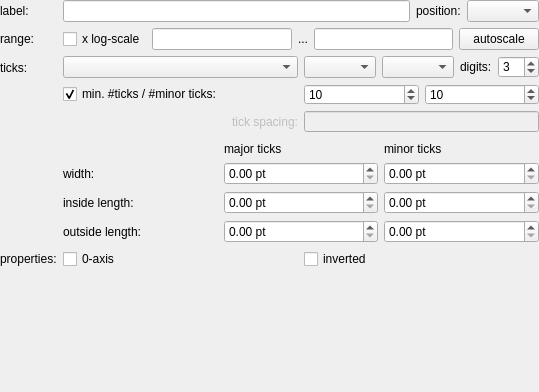
Qt form plugins/table/qfrdrtableaxissettingswidget.ui (jkriege2/QuickFit3) before a commit.
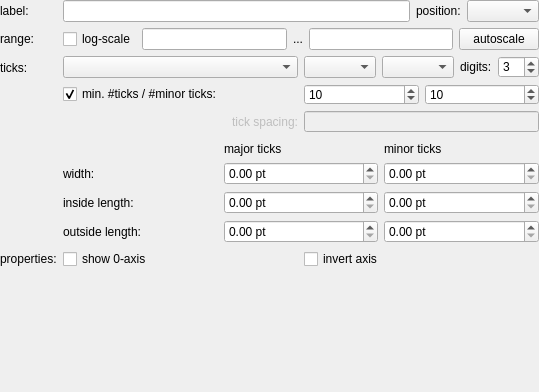
The same form after that commit. Icons and pictures are not drawn. Custom widgets are drawn as their Qt base class.

Commit message: QuickFit3/table: added "QuickStatistics" and "QuickHistogram" tools, which show the statistics and histograms of the current selection (column-wise) QuickFit3/general: tried to bugfix the annoying disappearance of widgets in tabs.

```diff
--- a/plugins/table/qfrdrtableaxissettingswidget.ui
+++ b/plugins/table/qfrdrtableaxissettingswidget.ui
@@ -59,7 +59,7 @@
      <item>
       <widget class="QCheckBox" name="chkLogX">
        <property name="text">
-        <string>x log-scale</string>
+        <string>log-scale</string>
        </property>
       </widget>
      </item>
@@ -299,14 +299,14 @@
      <item>
       <widget class="QCheckBox" name="chkX0Axis">
        <property name="text">
-        <string>0-axis</string>
+        <string>show 0-axis</string>
        </property>
       </widget>
      </item>
      <item>
       <widget class="QCheckBox" name="chkXInverted">
        <property name="text">
-        <string>inverted</string>
+        <string>invert axis</string>
        </property>
       </widget>
      </item>
```
The commit also changes 21 other files.
